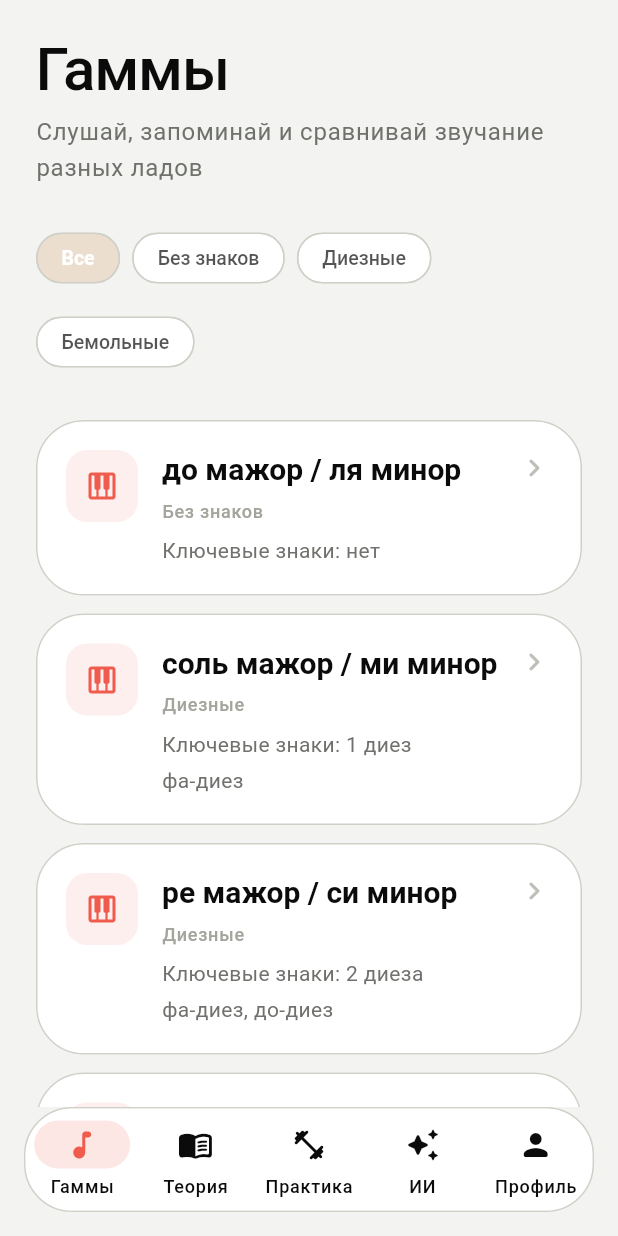
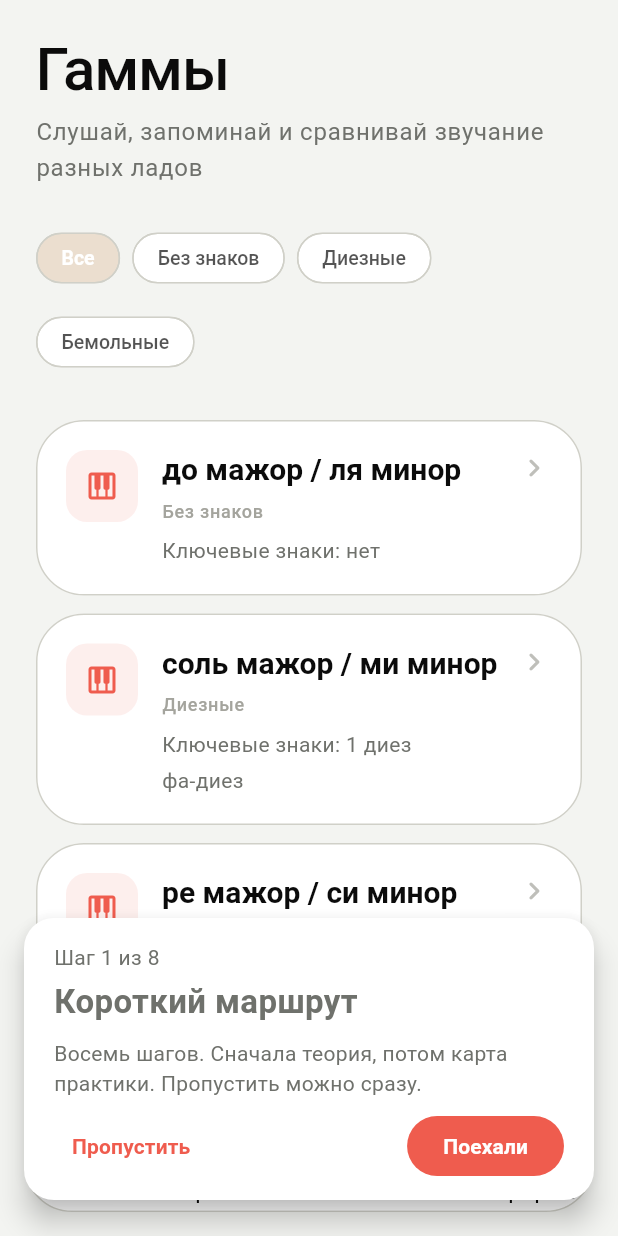
Before and after one commit to axmadjan-777/solfege_app, a Flutter app: the MainShellScreen screen opened directly, on a phone screen of 412 x 824 dp. Run offline on Flutter 3.47's test engine with Material 3 defaults, Android fonts, the phone set to English and light mode, and no system bars; our stand-ins replace audioplayers, shared_preferences, supabase_flutter; accounts and stored records are empty.

Commit message:
Restore first-session guided tour from PR 13 (#20)
Co-authored-by: Dominic Kachanov <thatsme@MacBook-Air-Dominic.local>

```diff
--- a/lib/app.dart
+++ b/lib/app.dart
@@ -2,17 +2,45 @@ import 'package:flutter/material.dart';
 
 import 'core/theme/app_theme.dart';
 import 'features/auth/screens/auth_gate.dart';
+import 'features/coach/coach_controller.dart';
+import 'features/coach/coach_layer.dart';
 
-class SolfegeApp extends StatelessWidget {
-  const SolfegeApp({super.key});
+class SolfegeApp extends StatefulWidget {
+  const SolfegeApp({super.key, this.coach});
+
+  final CoachController? coach;
+
+  @override
+  State<SolfegeApp> createState() => _SolfegeAppState();
+}
+
+class _SolfegeAppState extends State<SolfegeApp> {
+  final _navigatorKey = GlobalKey<NavigatorState>();
+  late final CoachController _coach = widget.coach ?? CoachController();
+
+  @override
+  void dispose() {
+    if (widget.coach == null) _coach.dispose();
+    super.dispose();
+  }
 
   @override
   Widget build(BuildContext context) {
-    return MaterialApp(
-      title: 'Сольфеджио',
-      theme: AppTheme.light,
-      debugShowCheckedModeBanner: false,
-      home: const AuthGate(),
+    return CoachScope(
+      controller: _coach,
+      child: MaterialApp(
+        navigatorKey: _navigatorKey,
+        title: 'Сольфеджио',
+        theme: AppTheme.light,
+        debugShowCheckedModeBanner: false,
+        builder: (context, child) {
+          return CoachOverlay(
+            navigatorKey: _navigatorKey,
+            child: child ?? const SizedBox.shrink(),
+          );
+        },
+        home: const AuthGate(),
+      ),
     );
   }
 }
--- a/lib/features/app/main_shell_screen.dart
+++ b/lib/features/app/main_shell_screen.dart
@@ -2,6 +2,9 @@ import 'package:flutter/material.dart';
 
 import '../../core/theme/app_colors.dart';
 import '../ai/screens/ai_chat_screen.dart';
+import '../coach/coach_catalog.dart';
+import '../coach/coach_controller.dart';
+import '../coach/coach_layer.dart';
 import '../practice/progress/attempt.dart';
 import '../practice/progress/practice_progress_binding.dart';
 import '../practice/screens/practice_map_screen.dart';
@@ -18,7 +21,58 @@ class MainShellScreen extends StatefulWidget {
 
 class _MainShellScreenState extends State<MainShellScreen> {
   int _index = 0;
+  var _coachBound = false;
+  var _tourRunning = false;
+  CoachController? _coach;
   late final Future<PracticeProgressBinding> _progress = loadPracticeProgress();
+
+  @override
+  void didChangeDependencies() {
+    super.didChangeDependencies();
+    if (_coachBound) return;
+    _coachBound = true;
+    final coach = CoachScope.maybeOf(context);
+    if (coach == null) return;
+    _coach = coach;
+    coach.onShowTab = (tab) {
+      if (mounted) setState(() => _index = tab);
+    };
+    coach.addListener(_onCoach);
+    _loadCoach(coach);
+  }
+
+  Future<void> _loadCoach(CoachController coach) async {
+    try {
+      if (await coach.persistence.isDone()) {
+        if (mounted) coach.finish(persist: false);
+        return;
+      }
+    } catch (_) {
+      return;
+    }
+    if (mounted) coach.arm();
+  }
+
+  void _onCoach() {
+    final coach = _coach;
+    if (coach == null) return;
+    if (coach.visible) _tourRunning = true;
+    if (_tourRunning && coach.done && mounted) {
+      _tourRunning = false;
+      ScaffoldMessenger.of(context).showSnackBar(
+        const SnackBar(
+          content: Text('Маршрут пройден. Сначала теория, затем практика.'),
+        ),
+      );
+    }
+  }
+
+  @override
+  void dispose() {
+    _coach?.removeListener(_onCoach);
+    if (_coach?.onShowTab != null) _coach?.onShowTab = null;
+    super.dispose();
+  }
 
   @override
   Widget build(BuildContext context) {
@@ -42,6 +96,7 @@ class _MainShellScreenState extends State<MainShellScreen> {
           _ShellTab(
             label: 'Теория',
             icon: Icons.menu_book_rounded,
+            coachId: 'nav-theory',
             screen: TheoryHomeScreen(
               catalog: binding.catalog,
               progress: binding.progress,
@@ -64,14 +119,21 @@ class _MainShellScreenState extends State<MainShellScreen> {
               icon: Icons.auto_awesome_rounded,
               screen: AiChatScreen()),
           const _ShellTab(
-              label: 'Профиль',
-              icon: Icons.person_rounded,
-              screen: ProfileScreen()),
+            label: 'Профиль',
+            icon: Icons.person_rounded,
+            coachId: 'nav-profile',
+            screen: ProfileScreen(),
+          ),
         ];
         return _Shell(
-            index: _index,
-            tabs: tabs,
-            onSelected: (value) => setState(() => _index = value));
+          index: _index,
+          tabs: tabs,
+          onSelected: (value) {
+            setState(() => _index = value);
+            final action = coachActionForTab(value);
+            if (action != null) CoachScope.maybeOf(context)?.note(action);
+          },
+        );
       },
     );
   }
@@ -110,11 +172,8 @@ class _Shell extends StatelessWidget {
             destinations: tabs
                 .map(
                   (tab) => NavigationDestination(
-                    icon: Icon(tab.icon),
-                    selectedIcon: Icon(
-                      tab.icon,
-                      color: AppColors.coral,
-                    ),
+                    icon: _navIcon(tab, selected: false),
+                    selectedIcon: _navIcon(tab, selected: true),
                     label: tab.label,
                   ),
                 )
@@ -131,9 +190,21 @@ class _ShellTab {
     required this.label,
     required this.icon,
     required this.screen,
+    this.coachId,
   });
 
   final String label;
   final IconData icon;
   final Widget screen;
+  final String? coachId;
 }
+
+Widget _navIcon(_ShellTab tab, {required bool selected}) {
+  final icon = Icon(tab.icon, color: selected ? AppColors.coral : null);
+  final id = tab.coachId;
+  if (id == null) return icon;
+  return CoachTarget(
+    id: id,
+    child: Padding(padding: const EdgeInsets.all(8), child: icon),
+  );
+}
--- /dev/null
+++ b/lib/features/coach/coach_catalog.dart
@@ -0,0 +1,80 @@
+/// Восемь первых действий. Подсветка ведёт по теории, уроку и карте практики.
+class CoachStep {
+  const CoachStep({
+    required this.title,
+    required this.body,
+    this.targetId,
+    this.action,
+    this.primary = 'Дальше',
+    this.showTab,
+    this.popOnAdvance = false,
+  });
+
+  final String title;
+  final String body;
+  final String? targetId;
+  final String? action;
+  final String primary;
+  final int? showTab;
+  final bool popOnAdvance;
+
+  bool get waitsForAction => action != null;
+}
+
+const coachSteps = <CoachStep>[
+  CoachStep(
+    title: 'Короткий маршрут',
+    body: 'Восемь шагов. Сначала теория, потом карта практики. Пропустить можно сразу.',
+    primary: 'Поехали',
+  ),
+  CoachStep(
+    title: 'Открой теорию',
+    body: 'Уроки идут сверху вниз. Закрытый урок ждёт предыдущий.',
+    targetId: 'nav-theory',
+    action: 'open-theory',
+  ),
+  CoachStep(
+    title: 'Первый урок',
+    body: '«Музыкальный тон и шум» уже открыт. Нажми карточку.',
+    targetId: 'lesson-first',
+    action: 'open-lesson',
+  ),
+  CoachStep(
+    title: 'Прочитай и иди дальше',
+    body: 'Это объяснение. Кнопка «Дальше» откроет задание.',
+    targetId: 'lesson-next',
+    action: 'read-on',
+  ),
+  CoachStep(
+    title: 'Выбери ответ',
+    body: 'Две кнопки: можно спеть или нет. Подсветка не называет верный.',
+    targetId: 'lesson-answer',
+    action: 'answer',
+  ),
+  CoachStep(
+    title: 'Закрепи шаг',
+    body: 'Посмотри ответ и нажми «Дальше». Дальше в уроке те же кнопки.',
+    targetId: 'lesson-next',
+    action: 'confirm',
+  ),
+  CoachStep(
+    title: 'Теперь практика',
+    body: 'Тренажёр с подписью «Закрыто» ждёт сданный урок. «Скоро» — следующая версия.',
+    primary: 'К практике',
+    popOnAdvance: true,
+  ),
+  CoachStep(
+    title: 'Карта практики',
+    body: 'Закрыто — урок ещё не сдан. Скоро — следующая версия. Профиль, последняя вкладка, хранит имя и выход.',
+    targetId: 'practice-heading',
+    showTab: 2,
+    primary: 'Понятно',
+  ),
+];
+
+String? coachActionForTab(int index) {
+  return switch (index) {
+    1 => 'open-theory',
+    _ => null,
+  };
+}
--- /dev/null
+++ b/lib/features/coach/coach_controller.dart
@@ -0,0 +1,106 @@
+import 'package:flutter/foundation.dart';
+import 'package:shared_preferences/shared_preferences.dart';
+
+import 'coach_catalog.dart';
+
+abstract class CoachPersistence {
+  Future<bool> isDone();
+
+  Future<void> markDone();
+}
+
+class MemoryCoachPersistence implements CoachPersistence {
+  MemoryCoachPersistence({this.done = false});
+
+  bool done;
+
+  @override
+  Future<bool> isDone() async => done;
+
+  @override
+  Future<void> markDone() async {
+    done = true;
+  }
+}
+
+class PreferencesCoachPersistence implements CoachPersistence {
+  const PreferencesCoachPersistence();
+
+  static const key = 'coach_route_v1';
+
+  @override
+  Future<bool> isDone() async {
+    final prefs = await SharedPreferences.getInstance();
+    return prefs.getBool(key) ?? false;
+  }
+
+  @override
+  Future<void> markDone() async {
+    final prefs = await SharedPreferences.getInstance();
+    await prefs.setBool(key, true);
+  }
+}
+
+class CoachController extends ChangeNotifier {
+  CoachController({
+    this.steps = coachSteps,
+    CoachPersistence? persistence,
+    bool done = false,
+  })  : persistence = persistence ?? const PreferencesCoachPersistence(),
+        _done = done;
+
+  final List<CoachStep> steps;
+  final CoachPersistence persistence;
+  var index = 0;
+  var armed = false;
+  bool _done;
+  VoidCallback? onPopRoute;
+  ValueChanged<int>? onShowTab;
+
+  bool get done => _done;
+
+  bool get visible => armed && !_done && index < steps.length;
+
+  CoachStep? get step => visible ? steps[index] : null;
+
+  void arm() {
+    if (_done || armed) return;
+    armed = true;
+    _applyTab();
+    notifyListeners();
+  }
+
+  void note(String action) {
+    if (step?.action != action) return;
+    advance();
+  }
+
+  void advance() {
+    if (!visible) return;
+    final pop = step?.popOnAdvance ?? false;
+    if (index + 1 >= steps.length) {
+      finish();
+      if (pop) onPopRoute?.call();
+      return;
+    }
+    index += 1;
+    if (pop) onPopRoute?.call();
+    _applyTab();
+    notifyListeners();
+  }
+
+  void skip() => finish();
+
+  void finish({bool persist = true}) {
+    if (_done) return;
+    _done = true;
+    armed = false;
+    notifyListeners();
+    if (persist) persistence.markDone();
+  }
+
+  void _applyTab() {
+    final tab = step?.showTab;
+    if (tab != null) onShowTab?.call(tab);
+  }
+}
--- /dev/null
+++ b/lib/features/coach/coach_layer.dart
@@ -0,0 +1,260 @@
+import 'package:flutter/material.dart';
+
+import '../../core/theme/app_colors.dart';
+import 'coach_catalog.dart';
+import 'coach_controller.dart';
+
+class CoachScope extends InheritedNotifier<CoachController> {
+  const CoachScope({
+    super.key,
+    required CoachController controller,
+    required super.child,
+  }) : super(notifier: controller);
+
+  static CoachController? maybeOf(BuildContext context) {
+    return context.dependOnInheritedWidgetOfExactType<CoachScope>()?.notifier;
+  }
+}
+
+class CoachTarget extends StatefulWidget {
+  const CoachTarget({super.key, required this.id, required this.child});
+
+  final String id;
+  final Widget child;
+
+  @override
+  State<CoachTarget> createState() => _CoachTargetState();
+}
+
+class _CoachTargetState extends State<CoachTarget> {
+  final _key = GlobalKey();
+  CoachController? _coach;
+
+  @override
+  void didChangeDependencies() {
+    super.didChangeDependencies();
+    final next = CoachScope.maybeOf(context);
+    if (!identical(next, _coach)) {
+      _coach?.unregister(widget.id, _key);
+      _coach = next;
+    }
+    _coach?.register(widget.id, _key);
+  }
+
+  @override
+  void dispose() {
+    _coach?.unregister(widget.id, _key);
+    super.dispose();
+  }
+
+  @override
+  Widget build(BuildContext context) {
+    return KeyedSubtree(key: _key, child: widget.child);
+  }
+}
+
+extension CoachTargets on CoachController {
+  static final _keys = Expando<Map<String, GlobalKey>>();
+
+  Map<String, GlobalKey> get _registry =>
+      _keys[this] ??= <String, GlobalKey>{};
+
+  void register(String id, GlobalKey key) {
+    _registry[id] = key;
+  }
+
+  void unregister(String id, GlobalKey key) {
+    if (_registry[id] == key) _registry.remove(id);
+  }
+
+  Rect? targetRect(String? id) {
+    if (id == null) return null;
+    final context = _registry[id]?.currentContext;
+    final box = context?.findRenderObject() as RenderBox?;
+    if (box == null || !box.hasSize || !box.attached) return null;
+    return box.localToGlobal(Offset.zero) & box.size;
+  }
+}
+
+/// Затемнение с отверстием вокруг текущей цели. Нажатие проходит в саму кнопку.
+class CoachOverlay extends StatefulWidget {
+  const CoachOverlay({
+    super.key,
+    required this.child,
+    required this.navigatorKey,
+  });
+
+  final Widget child;
+  final GlobalKey<NavigatorState> navigatorKey;
+
+  @override
+  State<CoachOverlay> createState() => _CoachOverlayState();
+}
+
+class _CoachOverlayState extends State<CoachOverlay> {
+  CoachController? _coach;
+  Rect? _hole;
+
+  @override
+  void didChangeDependencies() {
+    super.didChangeDependencies();
+    final next = CoachScope.maybeOf(context);
+    if (!identical(next, _coach)) {
+      _coach?.removeListener(_sync);
+      _coach = next;
+      _coach?.addListener(_sync);
+      _coach?.onPopRoute = _pop;
+    }
+  }
+
+  @override
+  void dispose() {
+    if (_coach?.onPopRoute == _pop) _coach?.onPopRoute = null;
+    _coach?.removeListener(_sync);
+    super.dispose();
+  }
+
+  void _pop() {
+    final navigator = widget.navigatorKey.currentState;
+    if (navigator != null && navigator.canPop()) navigator.pop();
+  }
+
+  void _sync() {
+    if (!mounted) return;
+    setState(() {});
+    _measureSoon();
+    Future<void>.delayed(const Duration(milliseconds: 350), () {
+      if (mounted) _measureSoon();
+    });
+  }
+
+  void _measureSoon() {
+    WidgetsBinding.instance.addPostFrameCallback((_) {
+      if (!mounted) return;
+      final next = _readHole();
+      if (next == _hole) return;
+      setState(() => _hole = next);
+    });
+  }
+
+  Rect? _readHole() {
+    final coach = _coach;
+    final global = coach?.targetRect(coach.step?.targetId);
+    if (global == null) return null;
+    final box = context.findRenderObject() as RenderBox?;
+    if (box == null || !box.hasSize) return global;
+    return box.globalToLocal(global.topLeft) & global.size;
+  }
+
+  @override
+  Widget build(BuildContext context) {
+    final coach = _coach;
+    final step = coach?.step;
+    return Stack(
+      children: [
+        widget.child,
+        if (coach != null && step != null)
+          Positioned.fill(
+            child: LayoutBuilder(
+              builder: (context, constraints) {
+                final size = Size(constraints.maxWidth, constraints.maxHeight);
+                final hole = _hole?.inflate(10).intersect(Offset.zero & size);
+                return Stack(
+                  children: [
+                    if (hole != null) ..._dim(size, hole),
+                    if (hole != null)
+                      Positioned.fromRect(
+                        rect: hole,
+                        child: const IgnorePointer(
+                          child: DecoratedBox(
+                            decoration: BoxDecoration(
+                              border: Border.fromBorderSide(
+                                BorderSide(color: AppColors.coral, width: 3),
+                              ),
+                              borderRadius:
+                                  BorderRadius.all(Radius.circular(16)),
+                            ),
+                          ),
+                        ),
+                      ),
+                    _card(size, hole, step, coach),
+                  ],
+                );
+              },
+            ),
+          ),
+      ],
+    );
+  }
+
+  List<Widget> _dim(Size size, Rect hole) {
+    final bars = [
+      Rect.fromLTWH(0, 0, size.width, hole.top),
+      Rect.fromLTWH(0, hole.top, hole.left, hole.height),
+      Rect.fromLTWH(hole.right, hole.top, size.width - hole.right, hole.height),
+      Rect.fromLTWH(0, hole.bottom, size.width, size.height - hole.bottom),
+    ];
+    return [
+      for (final rect in bars)
+        if (rect.width > 0 && rect.height > 0)
+          Positioned.fromRect(
+            rect: rect,
+            child: GestureDetector(
+              onTap: () {},
+              behavior: HitTestBehavior.opaque,
+              child: const ColoredBox(color: Color(0x8C0B0B0B)),
+            ),
+          ),
+    ];
+  }
+
+  Widget _card(Size size, Rect? hole, CoachStep step, CoachController coach) {
+    final atBottom = hole == null || hole.center.dy < size.height * 0.5;
+    final index = coach.index + 1;
+    return Positioned(
+      left: 16,
+      right: 16,
+      top: atBottom ? null : 24,
+      bottom: atBottom ? 24 : null,
+      child: Material(
+        key: const Key('coach-card'),
+        color: AppColors.surface,
+        elevation: 8,
+        borderRadius: BorderRadius.circular(20),
+        child: Padding(
+          padding: const EdgeInsets.fromLTRB(20, 16, 20, 12),
+          child: Column(
+            crossAxisAlignment: CrossAxisAlignment.start,
+            mainAxisSize: MainAxisSize.min,
+            children: [
+              Text(
+                'Шаг $index из ${coach.steps.length}',
+                style: const TextStyle(color: AppColors.textSecondary),
+              ),
+              const SizedBox(height: 4),
+              Text(step.title, style: const TextStyle(fontSize: 22, fontWeight: FontWeight.w600)),
+              const SizedBox(height: 8),
+              Text(step.body),
+              const SizedBox(height: 8),
+              Row(
+                children: [
+                  TextButton(
+                    onPressed: coach.skip,
+                    child: const Text('Пропустить'),
+                  ),
+                  const Spacer(),
+                  if (!step.waitsForAction)
+                    FilledButton(
+                      key: const Key('coach-next'),
+                      onPressed: coach.advance,
+                      child: Text(step.primary),
+                    ),
+                ],
+              ),
+            ],
+          ),
+        ),
+      ),
+    );
+  }
+}
```
Also changed, not shown: lib/features/practice/screens/practice_map_screen.dart (+6 -1 lines), lib/features/theory/level0/level0_player.dart (+37 -6 lines), lib/features/theory/screens/theory_level_screen.dart (+10 -2 lines), 2 other files.
